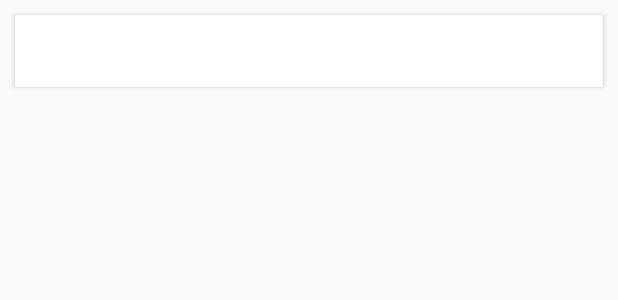
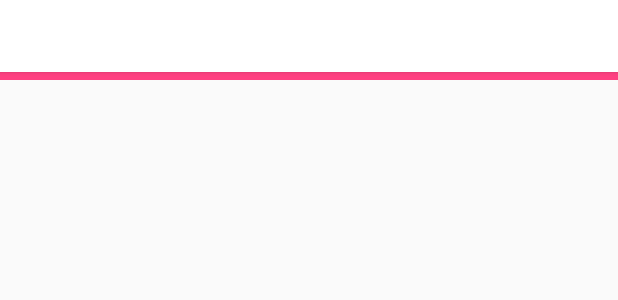
Before and after one commit to tobyglover/twocentsapp-android, an Android app: the layout poll_vote_button_template.xml on its own in the app's theme, with its tools: preview values and no code run, on a phone screen of 412 x 824 dp. Shown: the top 300 px of the screen. Run offline under Robolectric (Android 15) with nearby library versions, the phone set to English and light mode, and no system bars.

Commit message:
Added button bars for vote count

```diff
--- a/TwoCentsApp/app/src/main/res/layout/poll_vote_button_template.xml
+++ b/TwoCentsApp/app/src/main/res/layout/poll_vote_button_template.xml
@@ -4,13 +4,19 @@
     android:layout_height="wrap_content"
     android:layout_width="match_parent"
     android:id = "@+id/poll_vote_button_template"
+    android:orientation="vertical"
     >
     <Button
         android:layout_width="match_parent"
         android:layout_height="match_parent"
         android:id="@+id/poll_vote_button"
         android:background="@color/buttonColorPrimary"
-        android:textColor="@color/textColorSecondary"
-        android:layout_margin="10dp">
+        android:textColor="@color/textColorSecondary">
     </Button>
+    <View
+        android:id="@+id/vote_button_line"
+        android:background="@color/colorAccent"
+        android:layout_height="5dp"
+        android:layout_width="wrap_content">
+    </View>
 </LinearLayout>
```
Also changed, not shown: TwoCentsApp/app/src/main/java/edu/tufts/cs/twocents/Poll.java (+17 -0 lines), TwoCentsApp/app/src/main/java/edu/tufts/cs/twocents/PollArrayAdapter.java (+38 -12 lines).
